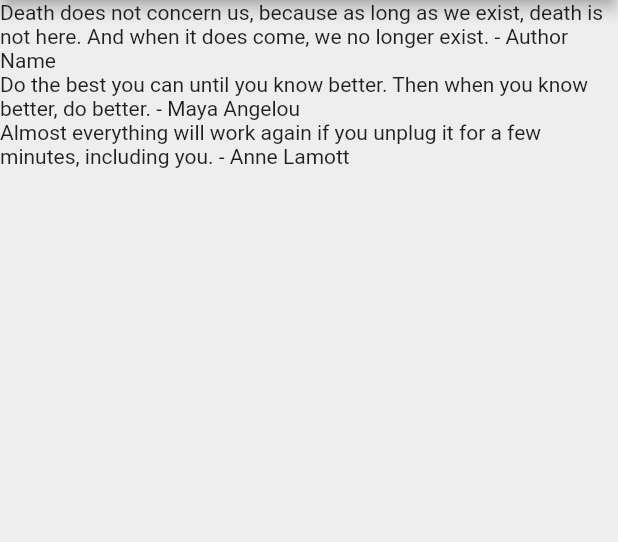
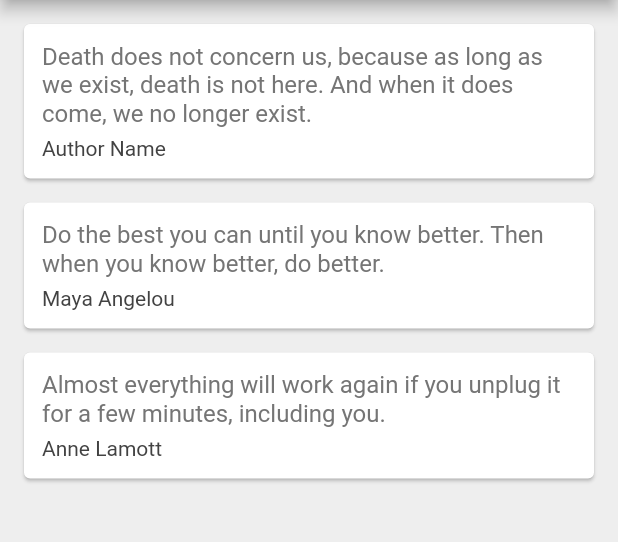
Before and after one commit to T-Pirozzini/flutter-quotes-app, a Flutter app: the screen it shows after launch, on a phone screen of 412 x 824 dp, the part 84-626 px from its top. Run offline on Flutter 3.47's test engine with Material 2 defaults, Android fonts, the phone set to English and light mode, and no system bars.

Commit message:
map through quotes and display in card widget

```diff
--- a/lib/main.dart
+++ b/lib/main.dart
@@ -19,6 +19,35 @@ class _QuoteListState extends State<QuoteList> {
     Quote(author: 'Anne Lamott', text: "Almost everything will work again if you unplug it for a few minutes, including you."),
   ];
 
+  Widget quoteTemplate(quote){
+    return Card(
+      margin: EdgeInsets.fromLTRB(16.0, 16.0, 16.0, 0.0),
+      child: Padding(
+        padding: const EdgeInsets.all(12.0),
+        child: Column(
+          crossAxisAlignment: CrossAxisAlignment.stretch,
+          children: [
+            Text(
+              quote.text,
+              style: TextStyle(
+                fontSize: 16.0,
+                color: Colors.grey[600],
+              ),
+            ),
+            SizedBox(height: 6.0),
+            Text(
+              quote.author,
+              style: TextStyle(
+                fontSize: 14.0,
+                color: Colors.grey[800],
+              ),
+            ),
+          ],
+        ),
+      ),
+    );
+  }
+
   @override
   Widget build(BuildContext context) {
     return Scaffold(
@@ -29,7 +58,7 @@ class _QuoteListState extends State<QuoteList> {
         backgroundColor: Colors.redAccent,
       ),
       body: Column(
-        children: quotes.map((quote) => Text('${quote.text} - ${quote.author}')).toList(),
+        children: quotes.map((quote) => quoteTemplate(quote)).toList(),
       ),
     );
   }
```
